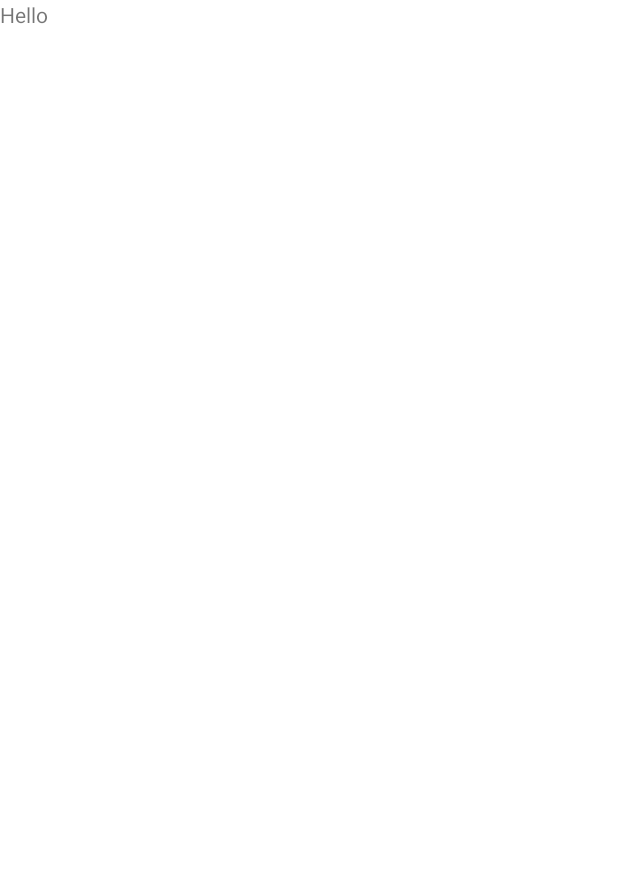
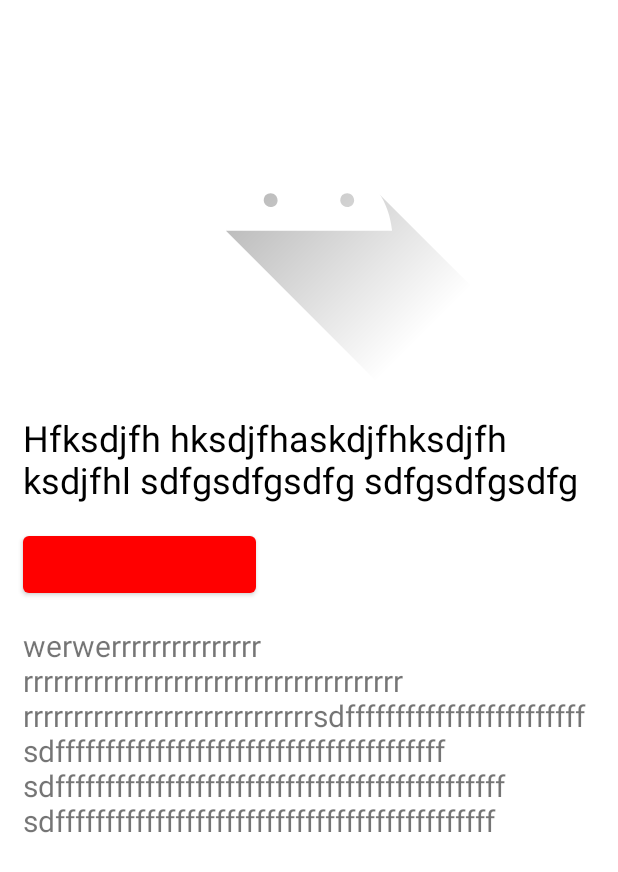
Before and after one commit to yakuza123456789/YouTube, an Android app: the VideoFragment screen opened through its navigation route, on a phone screen of 412 x 824 dp. Before the commit the part shown is almost empty. Shown: the top 872 px of the screen. Run offline under Robolectric (Android 15) with nearby library versions, the phone set to English and light mode, and no system bars; pictures from the network do not load.

```diff
--- a/app/src/main/java/com/azamat/youtube/data/local/room/YouTubeDao.kt
+++ b/app/src/main/java/com/azamat/youtube/data/local/room/YouTubeDao.kt
@@ -15,7 +15,4 @@ interface YouTubeDao {
     @Query("SELECT * FROM videos")
     fun getDetailslist(): MutableList<Item>
 
-    @Query("DELETE FROM videos")
-    fun deleteAll()
-
 }
--- a/app/src/main/java/com/azamat/youtube/repository/NetworkRepository.kt
+++ b/app/src/main/java/com/azamat/youtube/repository/NetworkRepository.kt
@@ -12,7 +12,7 @@ import kotlinx.coroutines.Dispatchers
 
 class NetworkRepository {
 
-    val channelId = "UC_pwIXKXNm5KGhdEVzmY60A"
+    val channelId = "UCVVAnxQ2YMC_qlc7QfPA2YQ"
     val key  = API
     val part = "snippet,contentDetails"
     val maxResults = 10
@@ -67,7 +67,4 @@ class LocalRepository(context: Context){
         return youtubeDao.addDetailsList(list)
     }
 
-    fun deleteAll() {
-        youtubeDao.deleteAll()
-    }
 }
--- a/app/src/main/java/com/azamat/youtube/ui/details/DetailsFragment.kt
+++ b/app/src/main/java/com/azamat/youtube/ui/details/DetailsFragment.kt
@@ -8,6 +8,7 @@ import android.view.ViewGroup
 import androidx.core.widget.NestedScrollView
 import androidx.lifecycle.Observer
 import androidx.lifecycle.ViewModelProvider
+import androidx.navigation.fragment.findNavController
 import com.azamat.youtube.R
 import com.azamat.youtube.models.resource_courutines.Resource
 import com.azamat.youtube.models.resource_courutines.Status
@@ -37,7 +38,6 @@ class DetailsFragment : Fragment(), OnPlaylistClick {
         inflater: LayoutInflater, container: ViewGroup?,
         savedInstanceState: Bundle?
     ): View? {
-        // Inflate the layout for this fragment
         return inflater.inflate(R.layout.fragment_details, container, false)
     }
 
@@ -51,7 +51,6 @@ class DetailsFragment : Fragment(), OnPlaylistClick {
     }
 
     private fun pagination() {
-        viewModel.deleteAll()
         nested_scroll.setOnScrollChangeListener { nested: NestedScrollView, scrollX, scrollY, oldScrollX, oldScrollY ->
             if (scrollY == nested.getChildAt(0).measuredHeight - nested.measuredHeight) {
                 nextPageList?.let {
@@ -99,7 +98,7 @@ class DetailsFragment : Fragment(), OnPlaylistClick {
     }
 
     override fun onItemClick(item: Item) {
-
+      findNavController().navigate(R.id.action_detailsFragment_to_videoFragment)
     }
 
 
--- a/app/src/main/java/com/azamat/youtube/ui/details/DetailsViewHolder.kt
+++ b/app/src/main/java/com/azamat/youtube/ui/details/DetailsViewHolder.kt
@@ -31,7 +31,4 @@ class DetailsViewHolder : ViewModel() {
         return repo.fetchNextDetailsList(videoId,nextPageToken)
     }
 
-    fun deleteAll() {
-        localRepo.deleteAll()
-    }
 }
--- a/app/src/main/java/com/azamat/youtube/utils/Converters.kt
+++ b/app/src/main/java/com/azamat/youtube/utils/Converters.kt
@@ -9,6 +9,7 @@ import com.google.gson.Gson
 import com.google.gson.reflect.TypeToken
 
 class Converters {
+
     @TypeConverter
     fun fromContent(data: String?): ContentDetails? {
         if(data == null) return null
--- a/app/src/main/res/layout/video_fragment.xml
+++ b/app/src/main/res/layout/video_fragment.xml
@@ -1,13 +1,49 @@
 <?xml version="1.0" encoding="utf-8"?>
-<FrameLayout xmlns:android="http://schemas.android.com/apk/res/android"
+<androidx.constraintlayout.widget.ConstraintLayout xmlns:android="http://schemas.android.com/apk/res/android"
+    xmlns:app="http://schemas.android.com/apk/res-auto"
     xmlns:tools="http://schemas.android.com/tools"
     android:layout_width="match_parent"
     android:layout_height="match_parent"
     tools:context=".ui.video.VideoFragment">
 
+    <ImageView
+        android:id="@+id/videoPlayer"
+        android:layout_width="match_parent"
+        android:layout_height="260dp"
+        android:src="@drawable/ic_launcher_foreground"
+        app:layout_constraintTop_toTopOf="parent" />
+
     <TextView
+        android:id="@+id/tvTitleVideo"
         android:layout_width="match_parent"
-        android:layout_height="match_parent"
-        android:text="Hello" />
+        android:layout_height="wrap_content"
+        android:layout_margin="15dp"
+        android:text="Hfksdjfh hksdjfhaskdjfhksdjfh ksdjfhl sdfgsdfgsdfg sdfgsdfgsdfg"
+        android:textColor="@color/black"
+        android:textSize="24sp"
+        app:layout_constraintTop_toBottomOf="@id/videoPlayer" />
 
-</FrameLayout>
+    <Button
+        android:layout_margin="15dp"
+        android:id="@+id/btnDawnload"
+        android:layout_width="155dp"
+        android:layout_height="50dp"
+        app:layout_constraintBottom_toTopOf="@id/tvDescriptionVideo"
+        app:layout_constraintLeft_toLeftOf="parent"
+        app:layout_constraintTop_toBottomOf="@id/tvTitleVideo" />
+
+    <TextView
+        android:id="@+id/tvDescriptionVideo"
+        android:layout_width="match_parent"
+        android:layout_height="wrap_content"
+        android:layout_margin="15dp"
+        android:text="werwerrrrrrrrrrrrrrr
+        rrrrrrrrrrrrrrrrrrrrrrrrrrrrrrrrrrrrrr
+        rrrrrrrrrrrrrrrrrrrrrrrrrrrrrsdffffffffffffffffffffffff
+        sdfffffffffffffffffffffffffffffffffffffff
+        sdfffffffffffffffffffffffffffffffffffffffffffff
+        sdffffffffffffffffffffffffffffffffffffffffffff"
+        android:textSize="20sp"
+        app:layout_constraintTop_toBottomOf="@id/btnDawnload" />
+
+</androidx.constraintlayout.widget.ConstraintLayout>
```
